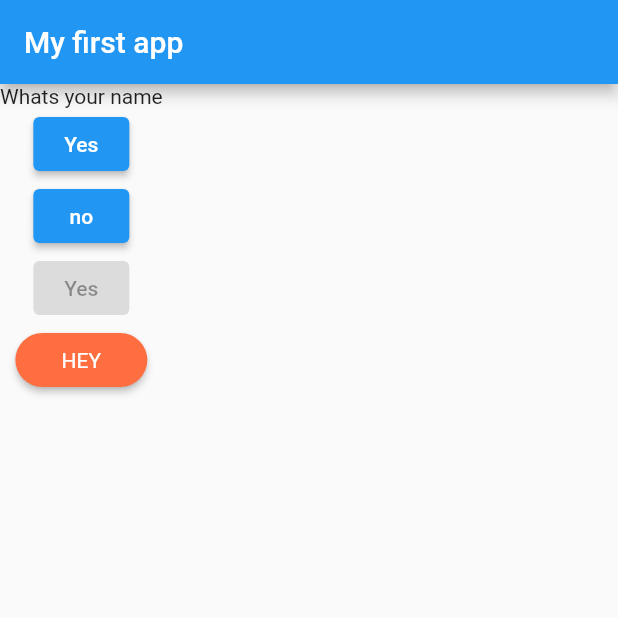
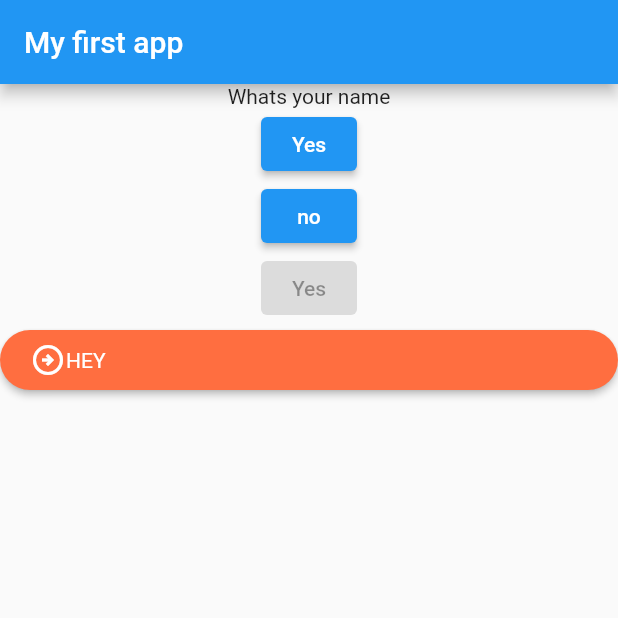
Before and after one commit to kolynzb/flutter_challlenge, a Flutter app: the screen it shows after launch, on a phone screen of 412 x 824 dp, the top half of it. Run offline on Flutter 3.47's test engine with Material 2 defaults, Android fonts, the phone set to English and light mode, and no system bars.

Commit message:
Add Color iCON

```diff
--- a/tester_app/lib/fancy_button.dart
+++ b/tester_app/lib/fancy_button.dart
@@ -18,10 +18,16 @@
       splashColor: btnColor.withAlpha(200),
       child: Padding(
         padding: const EdgeInsets.symmetric(vertical: 8.0, horizontal: 20.0),
-        child: Text(
-          btnText.toUpperCase(),
-          style: const TextStyle(color: Colors.white),
-        ),
+        child: Row(children: <Widget>[
+          const Icon(
+            Icons.arrow_circle_right_outlined,
+            color: Colors.white,
+          ),
+          Text(
+            btnText.toUpperCase(),
+            style: const TextStyle(color: Colors.white),
+          ),
+        ]),
       ),
       onPressed: onPress,
       shape: const StadiumBorder(),
--- a/tester_app/lib/main.dart
+++ b/tester_app/lib/main.dart
@@ -19,13 +19,12 @@
           title: const Text('My first app'),
         ),
         body: Column(
-          children:  <Widget>[
+          children: <Widget>[
             Text(questions[0]),
             const ElevatedButton(onPressed: answerQuestion, child: Text('Yes')),
             const ElevatedButton(onPressed: answerQuestion, child: Text('no')),
             const ElevatedButton(onPressed: null, child: Text('Yes')),
-            FancyBtn(btnText: "Hey", onPress: onPress)
-
+            FancyBtn(btnText: "Hey", onPress: () => print("btn clicked"))
           ],
         ),
       ),
```
